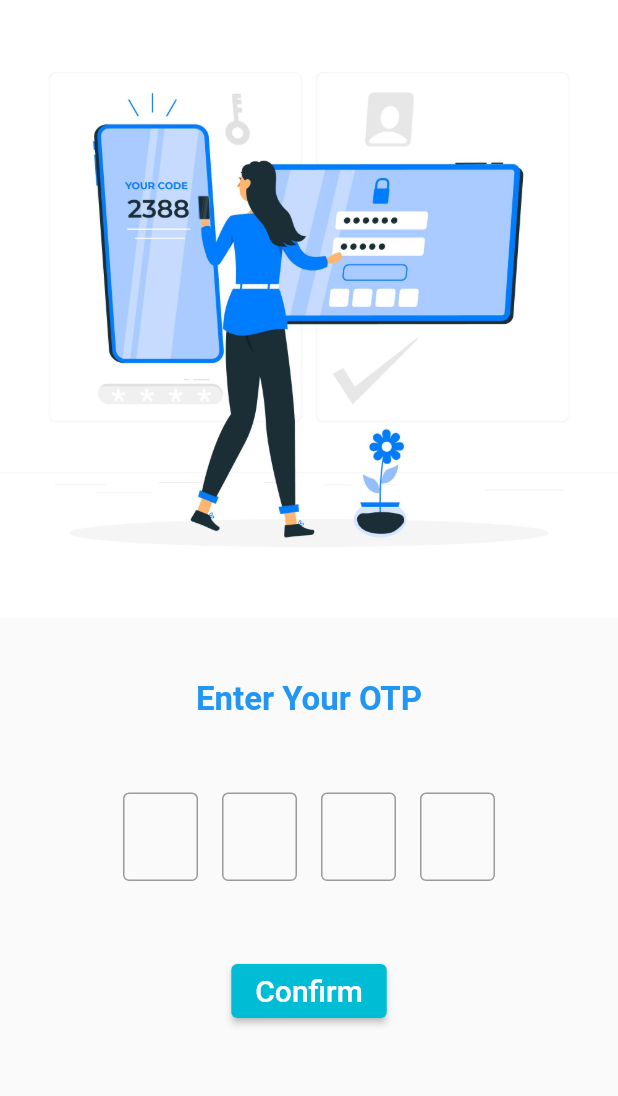
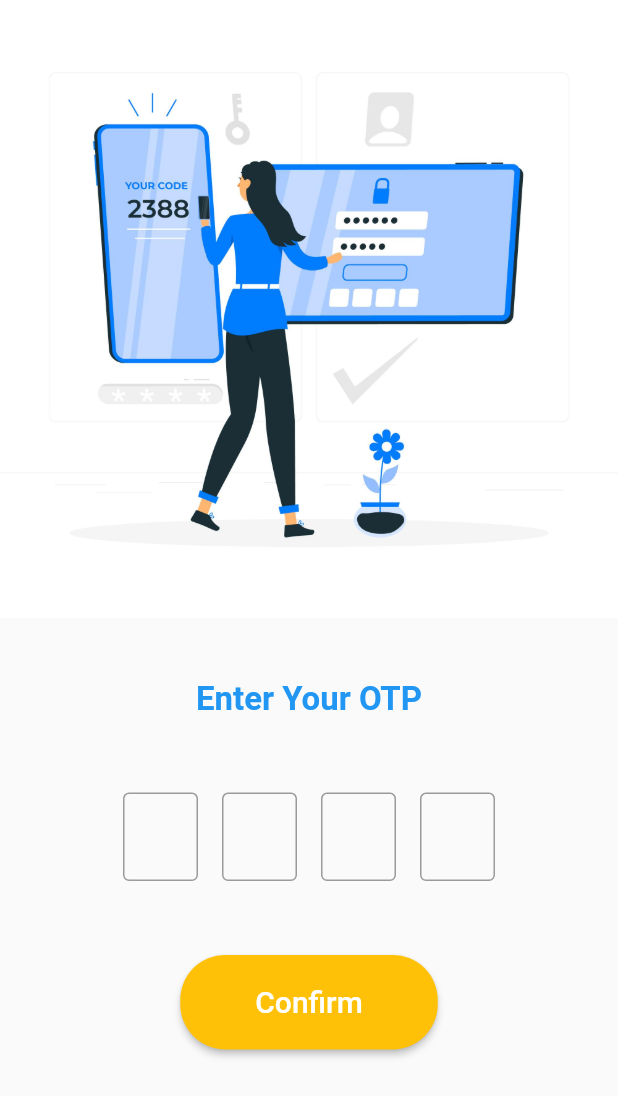
Before and after one commit to shubham23mamgain/kollins, a Flutter app: the screen it shows after launch, after a tap on "Next", on a phone screen of 412 x 824 dp. Shown: the top 1096 px of the screen. Run offline on Flutter 3.47's test engine with Material 2 defaults, Android fonts, the phone set to English and light mode, and no system bars; our stand-ins replace image_picker.

Commit message:
New Changes in login & otp

```diff
--- a/lib/screens/login_screen.dart
+++ b/lib/screens/login_screen.dart
@@ -46,10 +46,17 @@ class _LoginScreenState extends State<LoginScreen> {
               Navigator.push(context,
                   MaterialPageRoute(builder: (c) => const OTPScreen()));
             },
+            // style: ElevatedButton.styleFrom(
+            //   backgroundColor: Colors.cyan,
+            //   foregroundColor: Colors.amber,
+            // ),
             style: ElevatedButton.styleFrom(
-              backgroundColor: Colors.cyan,
-              foregroundColor: Colors.amber,
-            ),
+                        backgroundColor: Colors.amber,
+                        padding: const EdgeInsets.symmetric(
+                            horizontal: 50, vertical: 20),
+                        shape: RoundedRectangleBorder(
+                          borderRadius: BorderRadius.circular(30),
+                        )),
             child: const Text(
               'Next',
               style: TextStyle(
@@ -61,4 +68,5 @@ class _LoginScreenState extends State<LoginScreen> {
       ),
     );
   }
+
 }
--- a/lib/screens/otp_screen.dart
+++ b/lib/screens/otp_screen.dart
@@ -89,10 +89,17 @@ class _OTPScreenState extends State<OTPScreen> {
               Navigator.push(context,
                   MaterialPageRoute(builder: (c) => const AuthScreen()));
             },
-            style: ElevatedButton.styleFrom(
-              backgroundColor: Colors.cyan,
-              foregroundColor: Colors.amber,
-            ),
+            // style: ElevatedButton.styleFrom(
+            //   backgroundColor: Colors.cyan,
+            //   foregroundColor: Colors.amber,
+            // ),
+             style: ElevatedButton.styleFrom(
+                        backgroundColor: Colors.amber,
+                        padding: const EdgeInsets.symmetric(
+                            horizontal: 50, vertical: 20),
+                        shape: RoundedRectangleBorder(
+                          borderRadius: BorderRadius.circular(30),
+                        )),
             child: const Text(
               'Confirm',
               style: TextStyle(
--- a/lib/widgets/custom_text_field.dart
+++ b/lib/widgets/custom_text_field.dart
@@ -24,6 +24,7 @@ class CustomTextField extends StatelessWidget {
         color: Colors.white,
         borderRadius: BorderRadius.all(Radius.circular(10)),
       ),
+
       padding: const EdgeInsets.all(10),
       margin: const EdgeInsets.all(10),
       child: TextFormField(
@@ -34,6 +35,11 @@ class CustomTextField extends StatelessWidget {
         keyboardType: keyboard,
         cursorColor: Theme.of(context).primaryColor,
         decoration: InputDecoration(
+           focusedBorder: OutlineInputBorder(
+                borderSide: BorderSide(color: Colors.black, width: 3.0),
+            ),
+
+          // border: UnderlineInputBorder(),
           // border: InputBorder.none,
           prefixIcon: Icon(
             data,
```
